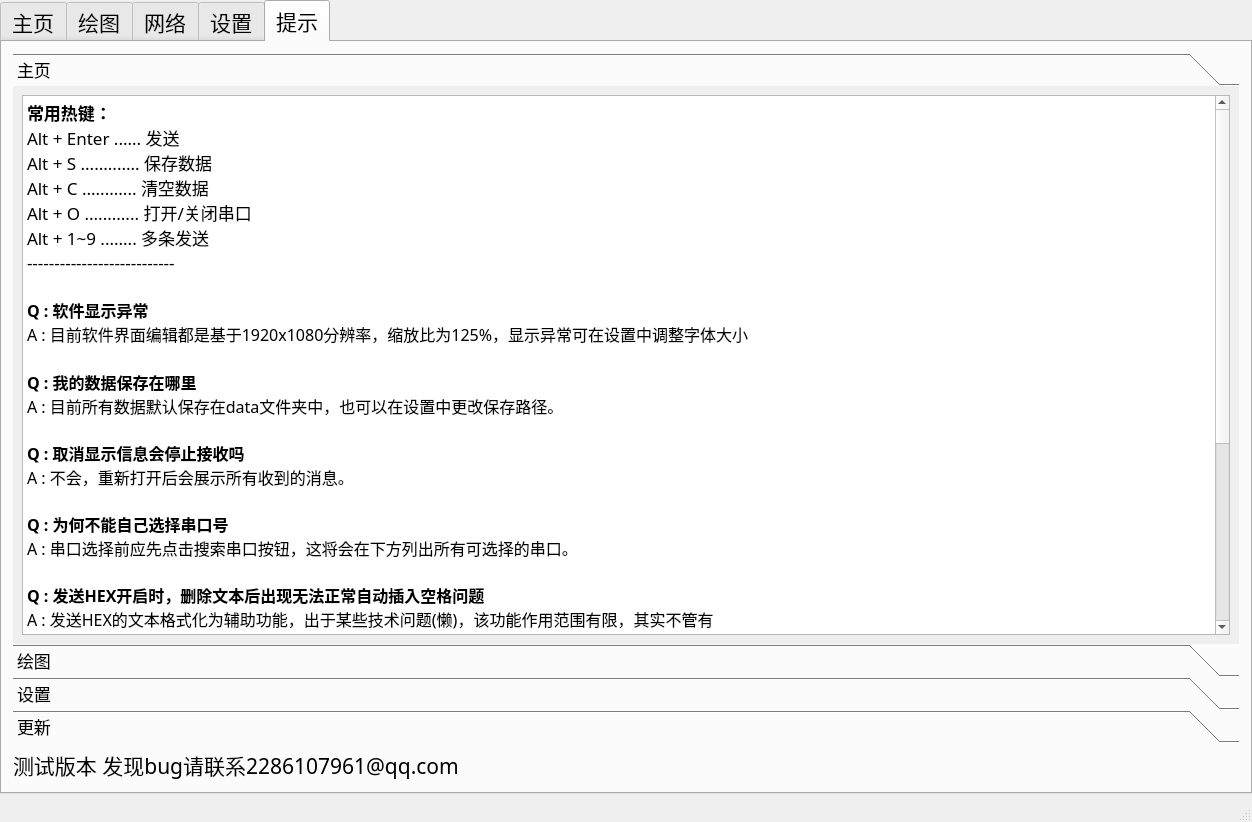
Qt form Serial_MainWindow.ui (Unarvest/Serial-Debug) before a commit.
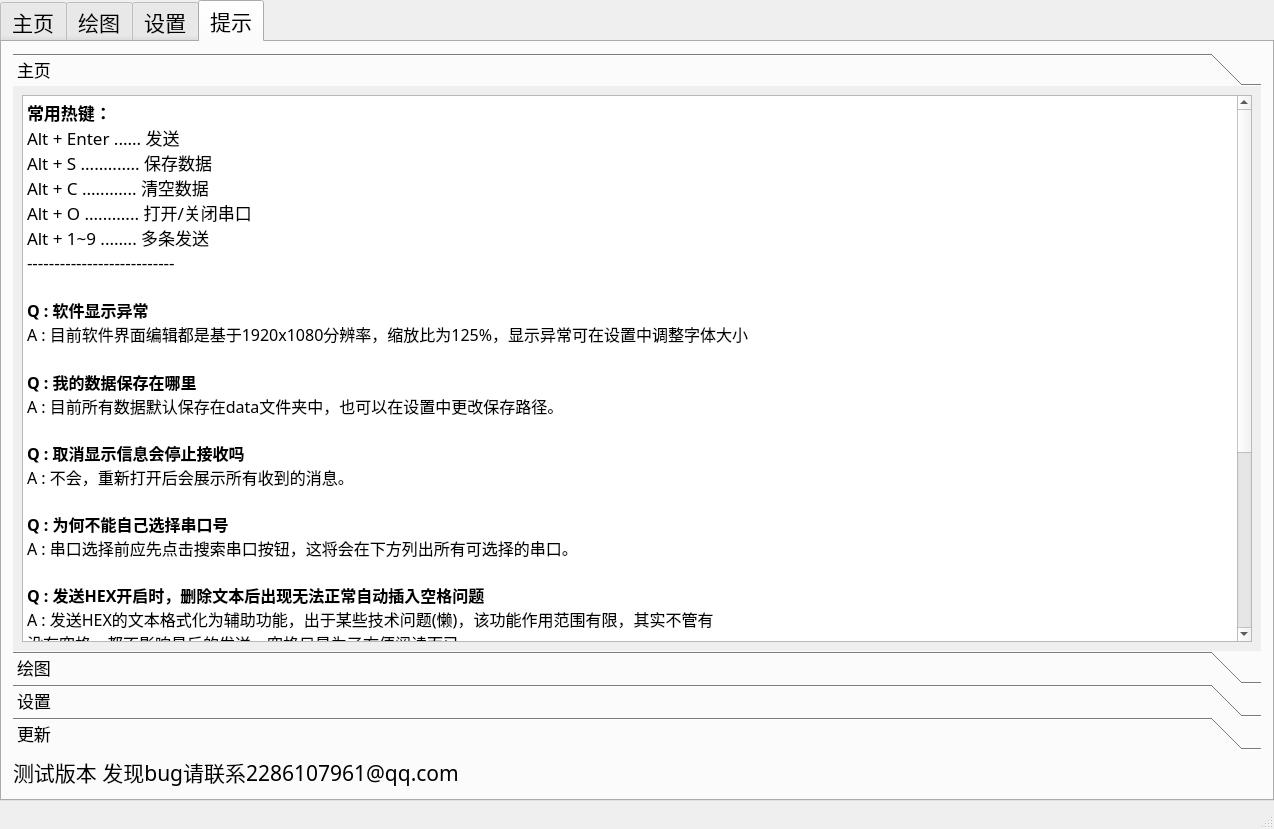
The same form after that commit. The open tabs and pages were chosen to show the change. Icons and pictures are not drawn.

The edit to the form file:
```diff
--- a/Serial_MainWindow.ui
+++ b/Serial_MainWindow.ui
@@ -7,8 +7,8 @@
    <rect>
     <x>0</x>
     <y>0</y>
-    <width>1252</width>
-    <height>822</height>
+    <width>1274</width>
+    <height>829</height>
    </rect>
   </property>
   <property name="sizePolicy">
@@ -3805,11 +3805,6 @@
         </item>
        </layout>
       </widget>
-      <widget class="QWidget" name="tab_2">
-       <attribute name="title">
-        <string>网络</string>
-       </attribute>
-      </widget>
       <widget class="QWidget" name="Setting">
        <attribute name="icon">
         <iconset>
@@ -4838,8 +4833,8 @@
             <rect>
              <x>0</x>
              <y>0</y>
-             <width>1224</width>
-             <height>572</height>
+             <width>109</width>
+             <height>109</height>
             </rect>
            </property>
            <attribute name="icon">
@@ -4872,40 +4867,40 @@
 &lt;html&gt;&lt;head&gt;&lt;meta name=&quot;qrichtext&quot; content=&quot;1&quot; /&gt;&lt;style type=&quot;text/css&quot;&gt;
 p, li { white-space: pre-wrap; }
 &lt;/style&gt;&lt;/head&gt;&lt;body style=&quot; font-family:'等线'; font-size:13pt; font-weight:400; font-style:normal;&quot;&gt;
-&lt;p style=&quot; margin-top:0px; margin-bottom:0px; margin-left:0px; margin-right:0px; -qt-block-indent:0; text-indent:0px;&quot;&gt;&lt;span style=&quot; font-family:'等线'; font-weight:600;&quot;&gt;常用热键：&lt;/span&gt;&lt;/p&gt;
-&lt;p style=&quot; margin-top:0px; margin-bottom:0px; margin-left:0px; margin-right:0px; -qt-block-indent:0; text-indent:0px;&quot;&gt;&lt;span style=&quot; font-family:'等线';&quot;&gt;Alt + Enter ...... 发送&lt;/span&gt;&lt;/p&gt;
-&lt;p style=&quot; margin-top:0px; margin-bottom:0px; margin-left:0px; margin-right:0px; -qt-block-indent:0; text-indent:0px;&quot;&gt;&lt;span style=&quot; font-family:'等线';&quot;&gt;Alt + S ............. 保存数据&lt;/span&gt;&lt;/p&gt;
-&lt;p style=&quot; margin-top:0px; margin-bottom:0px; margin-left:0px; margin-right:0px; -qt-block-indent:0; text-indent:0px;&quot;&gt;&lt;span style=&quot; font-family:'等线';&quot;&gt;Alt + C ............ 清空数据&lt;/span&gt;&lt;/p&gt;
-&lt;p style=&quot; margin-top:0px; margin-bottom:0px; margin-left:0px; margin-right:0px; -qt-block-indent:0; text-indent:0px;&quot;&gt;&lt;span style=&quot; font-family:'等线';&quot;&gt;Alt + O ............ 打开/关闭串口&lt;/span&gt;&lt;/p&gt;
-&lt;p style=&quot; margin-top:0px; margin-bottom:0px; margin-left:0px; margin-right:0px; -qt-block-indent:0; text-indent:0px;&quot;&gt;&lt;span style=&quot; font-family:'等线';&quot;&gt;Alt + 1~9 ........ 多条发送&lt;/span&gt;&lt;/p&gt;
-&lt;p style=&quot; margin-top:0px; margin-bottom:0px; margin-left:0px; margin-right:0px; -qt-block-indent:0; text-indent:0px;&quot;&gt;&lt;span style=&quot; font-family:'等线';&quot;&gt;---------------------------&lt;/span&gt;&lt;/p&gt;
-&lt;p style=&quot;-qt-paragraph-type:empty; margin-top:0px; margin-bottom:0px; margin-left:0px; margin-right:0px; -qt-block-indent:0; text-indent:0px; font-family:'等线';&quot;&gt;&lt;br /&gt;&lt;/p&gt;
-&lt;p style=&quot; margin-top:0px; margin-bottom:0px; margin-left:0px; margin-right:0px; -qt-block-indent:0; text-indent:0px;&quot;&gt;&lt;span style=&quot; font-family:'等线'; font-size:12pt; font-weight:600;&quot;&gt;Q : 软件显示异常&lt;/span&gt;&lt;/p&gt;
-&lt;p align=&quot;justify&quot; style=&quot; margin-top:0px; margin-bottom:0px; margin-left:0px; margin-right:0px; -qt-block-indent:0; text-indent:0px;&quot;&gt;&lt;span style=&quot; font-family:'等线'; font-size:12pt;&quot;&gt;A : 目前软件界面编辑都是基于1920x1080分辨率，缩放比为125%，显示异常可在设置中调整字体大小&lt;/span&gt;&lt;/p&gt;
-&lt;p style=&quot;-qt-paragraph-type:empty; margin-top:0px; margin-bottom:0px; margin-left:0px; margin-right:0px; -qt-block-indent:0; text-indent:0px; font-family:'等线';&quot;&gt;&lt;br /&gt;&lt;/p&gt;
-&lt;p align=&quot;justify&quot; style=&quot; margin-top:0px; margin-bottom:0px; margin-left:0px; margin-right:0px; -qt-block-indent:0; text-indent:0px;&quot;&gt;&lt;span style=&quot; font-family:'等线'; font-size:12pt; font-weight:600;&quot;&gt;Q : 我的数据保存在哪里&lt;/span&gt;&lt;/p&gt;
-&lt;p align=&quot;justify&quot; style=&quot; margin-top:0px; margin-bottom:0px; margin-left:0px; margin-right:0px; -qt-block-indent:0; text-indent:0px;&quot;&gt;&lt;span style=&quot; font-family:'等线'; font-size:12pt;&quot;&gt;A : 目前所有数据默认保存在data文件夹中，也可以在设置中更改保存路径。&lt;/span&gt;&lt;/p&gt;
-&lt;p align=&quot;justify&quot; style=&quot;-qt-paragraph-type:empty; margin-top:0px; margin-bottom:0px; margin-left:0px; margin-right:0px; -qt-block-indent:0; text-indent:0px; font-family:'等线'; font-size:12pt;&quot;&gt;&lt;br /&gt;&lt;/p&gt;
-&lt;p align=&quot;justify&quot; style=&quot; margin-top:0px; margin-bottom:0px; margin-left:0px; margin-right:0px; -qt-block-indent:0; text-indent:0px;&quot;&gt;&lt;span style=&quot; font-family:'等线'; font-size:12pt; font-weight:600;&quot;&gt;Q : 取消显示信息会停止接收吗&lt;/span&gt;&lt;/p&gt;
-&lt;p align=&quot;justify&quot; style=&quot; margin-top:0px; margin-bottom:0px; margin-left:0px; margin-right:0px; -qt-block-indent:0; text-indent:0px;&quot;&gt;&lt;span style=&quot; font-family:'等线'; font-size:12pt;&quot;&gt;A : 不会，重新打开后会展示所有收到的消息。&lt;/span&gt;&lt;/p&gt;
-&lt;p align=&quot;justify&quot; style=&quot;-qt-paragraph-type:empty; margin-top:0px; margin-bottom:0px; margin-left:0px; margin-right:0px; -qt-block-indent:0; text-indent:0px; font-family:'等线'; font-size:12pt;&quot;&gt;&lt;br /&gt;&lt;/p&gt;
-&lt;p align=&quot;justify&quot; style=&quot; margin-top:0px; margin-bottom:0px; margin-left:0px; margin-right:0px; -qt-block-indent:0; text-indent:0px;&quot;&gt;&lt;span style=&quot; font-family:'等线'; font-size:12pt; font-weight:600;&quot;&gt;Q : 为何不能自己选择串口号&lt;/span&gt;&lt;/p&gt;
-&lt;p align=&quot;justify&quot; style=&quot; margin-top:0px; margin-bottom:0px; margin-left:0px; margin-right:0px; -qt-block-indent:0; text-indent:0px;&quot;&gt;&lt;span style=&quot; font-family:'等线'; font-size:12pt;&quot;&gt;A : 串口选择前应先点击搜索串口按钮，这将会在下方列出所有可选择的串口。&lt;/span&gt;&lt;/p&gt;
-&lt;p align=&quot;justify&quot; style=&quot;-qt-paragraph-type:empty; margin-top:0px; margin-bottom:0px; margin-left:0px; margin-right:0px; -qt-block-indent:0; text-indent:0px; font-family:'等线'; font-size:12pt;&quot;&gt;&lt;br /&gt;&lt;/p&gt;
-&lt;p align=&quot;justify&quot; style=&quot; margin-top:0px; margin-bottom:0px; margin-left:0px; margin-right:0px; -qt-block-indent:0; text-indent:0px;&quot;&gt;&lt;span style=&quot; font-family:'等线'; font-size:12pt; font-weight:600;&quot;&gt;Q : 发送HEX开启时，删除文本后出现无法正常自动插入空格问题&lt;/span&gt;&lt;/p&gt;
-&lt;p align=&quot;justify&quot; style=&quot; margin-top:0px; margin-bottom:0px; margin-left:0px; margin-right:0px; -qt-block-indent:0; text-indent:0px;&quot;&gt;&lt;span style=&quot; font-family:'等线'; font-size:12pt;&quot;&gt;A : 发送HEX的文本格式化为辅助功能，出于某些技术问题(懒)，该功能作用范围有限，其实不管有&lt;/span&gt;&lt;/p&gt;
-&lt;p align=&quot;justify&quot; style=&quot; margin-top:0px; margin-bottom:0px; margin-left:0px; margin-right:0px; -qt-block-indent:0; text-indent:0px;&quot;&gt;&lt;span style=&quot; font-family:'等线'; font-size:12pt;&quot;&gt;没有空格，都不影响最后的发送，空格只是为了方便阅读而已。&lt;/span&gt;&lt;/p&gt;
-&lt;p align=&quot;justify&quot; style=&quot;-qt-paragraph-type:empty; margin-top:0px; margin-bottom:0px; margin-left:0px; margin-right:0px; -qt-block-indent:0; text-indent:0px; font-family:'等线'; font-size:12pt;&quot;&gt;&lt;br /&gt;&lt;/p&gt;
-&lt;p align=&quot;justify&quot; style=&quot; margin-top:0px; margin-bottom:0px; margin-left:0px; margin-right:0px; -qt-block-indent:0; text-indent:0px;&quot;&gt;&lt;span style=&quot; font-family:'等线'; font-size:12pt; font-weight:600;&quot;&gt;Q : 发送HEX时，如果发送的是单个字符会报错吗&lt;/span&gt;&lt;/p&gt;
-&lt;p align=&quot;justify&quot; style=&quot; margin-top:0px; margin-bottom:0px; margin-left:0px; margin-right:0px; -qt-block-indent:0; text-indent:0px;&quot;&gt;&lt;span style=&quot; font-family:'等线'; font-size:12pt;&quot;&gt;A : 单个字符会自动补零，如发送F -&amp;gt; 0xF0。&lt;/span&gt;&lt;/p&gt;
-&lt;p align=&quot;justify&quot; style=&quot;-qt-paragraph-type:empty; margin-top:0px; margin-bottom:0px; margin-left:0px; margin-right:0px; -qt-block-indent:0; text-indent:0px; font-family:'等线'; font-size:12pt;&quot;&gt;&lt;br /&gt;&lt;/p&gt;
-&lt;p align=&quot;justify&quot; style=&quot; margin-top:0px; margin-bottom:0px; margin-left:0px; margin-right:0px; -qt-block-indent:0; text-indent:0px;&quot;&gt;&lt;span style=&quot; font-family:'等线'; font-size:12pt; font-weight:600;&quot;&gt;Q : 自动连接应该填什么&lt;/span&gt;&lt;/p&gt;
-&lt;p align=&quot;justify&quot; style=&quot; margin-top:0px; margin-bottom:0px; margin-left:0px; margin-right:0px; -qt-block-indent:0; text-indent:0px;&quot;&gt;&lt;span style=&quot; font-family:'等线'; font-size:12pt;&quot;&gt;A : 填需要开启时自动连接的设备的关键词, 如CH340可以写CH，或者340，但不可填写CHX。&lt;/span&gt;&lt;/p&gt;
-&lt;p align=&quot;justify&quot; style=&quot;-qt-paragraph-type:empty; margin-top:0px; margin-bottom:0px; margin-left:0px; margin-right:0px; -qt-block-indent:0; text-indent:0px; font-family:'等线'; font-size:12pt;&quot;&gt;&lt;br /&gt;&lt;/p&gt;
-&lt;p align=&quot;justify&quot; style=&quot; margin-top:0px; margin-bottom:0px; margin-left:0px; margin-right:0px; -qt-block-indent:0; text-indent:0px;&quot;&gt;&lt;span style=&quot; font-family:'等线'; font-size:12pt; font-weight:600;&quot;&gt;Q : 快速连接和自动连接同时勾选时，会发生什么&lt;/span&gt;&lt;/p&gt;
-&lt;p align=&quot;justify&quot; style=&quot; margin-top:0px; margin-bottom:0px; margin-left:0px; margin-right:0px; -qt-block-indent:0; text-indent:0px;&quot;&gt;&lt;span style=&quot; font-family:'等线'; font-size:12pt;&quot;&gt;A : 开启软件后会优先连接所选串口，失败后才会尝试去自动连接。&lt;/span&gt;&lt;/p&gt;
-&lt;p align=&quot;justify&quot; style=&quot;-qt-paragraph-type:empty; margin-top:0px; margin-bottom:0px; margin-left:0px; margin-right:0px; -qt-block-indent:0; text-indent:0px; font-family:'等线'; font-size:12pt;&quot;&gt;&lt;br /&gt;&lt;/p&gt;
-&lt;p align=&quot;justify&quot; style=&quot;-qt-paragraph-type:empty; margin-top:0px; margin-bottom:0px; margin-left:0px; margin-right:0px; -qt-block-indent:0; text-indent:0px; font-family:'等线'; font-size:12pt;&quot;&gt;&lt;br /&gt;&lt;/p&gt;&lt;/body&gt;&lt;/html&gt;</string>
+&lt;p style=&quot; margin-top:0px; margin-bottom:0px; margin-left:0px; margin-right:0px; -qt-block-indent:0; text-indent:0px;&quot;&gt;&lt;span style=&quot; font-weight:600;&quot;&gt;常用热键：&lt;/span&gt;&lt;/p&gt;
+&lt;p style=&quot; margin-top:0px; margin-bottom:0px; margin-left:0px; margin-right:0px; -qt-block-indent:0; text-indent:0px;&quot;&gt;Alt + Enter ...... 发送&lt;/p&gt;
+&lt;p style=&quot; margin-top:0px; margin-bottom:0px; margin-left:0px; margin-right:0px; -qt-block-indent:0; text-indent:0px;&quot;&gt;Alt + S ............. 保存数据&lt;/p&gt;
+&lt;p style=&quot; margin-top:0px; margin-bottom:0px; margin-left:0px; margin-right:0px; -qt-block-indent:0; text-indent:0px;&quot;&gt;Alt + C ............ 清空数据&lt;/p&gt;
+&lt;p style=&quot; margin-top:0px; margin-bottom:0px; margin-left:0px; margin-right:0px; -qt-block-indent:0; text-indent:0px;&quot;&gt;Alt + O ............ 打开/关闭串口&lt;/p&gt;
+&lt;p style=&quot; margin-top:0px; margin-bottom:0px; margin-left:0px; margin-right:0px; -qt-block-indent:0; text-indent:0px;&quot;&gt;Alt + 1~9 ........ 多条发送&lt;/p&gt;
+&lt;p style=&quot; margin-top:0px; margin-bottom:0px; margin-left:0px; margin-right:0px; -qt-block-indent:0; text-indent:0px;&quot;&gt;---------------------------&lt;/p&gt;
+&lt;p style=&quot;-qt-paragraph-type:empty; margin-top:0px; margin-bottom:0px; margin-left:0px; margin-right:0px; -qt-block-indent:0; text-indent:0px;&quot;&gt;&lt;br /&gt;&lt;/p&gt;
+&lt;p style=&quot; margin-top:0px; margin-bottom:0px; margin-left:0px; margin-right:0px; -qt-block-indent:0; text-indent:0px;&quot;&gt;&lt;span style=&quot; font-size:12pt; font-weight:600;&quot;&gt;Q : 软件显示异常&lt;/span&gt;&lt;/p&gt;
+&lt;p align=&quot;justify&quot; style=&quot; margin-top:0px; margin-bottom:0px; margin-left:0px; margin-right:0px; -qt-block-indent:0; text-indent:0px;&quot;&gt;&lt;span style=&quot; font-size:12pt;&quot;&gt;A : 目前软件界面编辑都是基于1920x1080分辨率，缩放比为125%，显示异常可在设置中调整字体大小&lt;/span&gt;&lt;/p&gt;
+&lt;p style=&quot;-qt-paragraph-type:empty; margin-top:0px; margin-bottom:0px; margin-left:0px; margin-right:0px; -qt-block-indent:0; text-indent:0px;&quot;&gt;&lt;br /&gt;&lt;/p&gt;
+&lt;p align=&quot;justify&quot; style=&quot; margin-top:0px; margin-bottom:0px; margin-left:0px; margin-right:0px; -qt-block-indent:0; text-indent:0px;&quot;&gt;&lt;span style=&quot; font-size:12pt; font-weight:600;&quot;&gt;Q : 我的数据保存在哪里&lt;/span&gt;&lt;/p&gt;
+&lt;p align=&quot;justify&quot; style=&quot; margin-top:0px; margin-bottom:0px; margin-left:0px; margin-right:0px; -qt-block-indent:0; text-indent:0px;&quot;&gt;&lt;span style=&quot; font-size:12pt;&quot;&gt;A : 目前所有数据默认保存在data文件夹中，也可以在设置中更改保存路径。&lt;/span&gt;&lt;/p&gt;
+&lt;p align=&quot;justify&quot; style=&quot;-qt-paragraph-type:empty; margin-top:0px; margin-bottom:0px; margin-left:0px; margin-right:0px; -qt-block-indent:0; text-indent:0px; font-size:12pt;&quot;&gt;&lt;br /&gt;&lt;/p&gt;
+&lt;p align=&quot;justify&quot; style=&quot; margin-top:0px; margin-bottom:0px; margin-left:0px; margin-right:0px; -qt-block-indent:0; text-indent:0px;&quot;&gt;&lt;span style=&quot; font-size:12pt; font-weight:600;&quot;&gt;Q : 取消显示信息会停止接收吗&lt;/span&gt;&lt;/p&gt;
+&lt;p align=&quot;justify&quot; style=&quot; margin-top:0px; margin-bottom:0px; margin-left:0px; margin-right:0px; -qt-block-indent:0; text-indent:0px;&quot;&gt;&lt;span style=&quot; font-size:12pt;&quot;&gt;A : 不会，重新打开后会展示所有收到的消息。&lt;/span&gt;&lt;/p&gt;
+&lt;p align=&quot;justify&quot; style=&quot;-qt-paragraph-type:empty; margin-top:0px; margin-bottom:0px; margin-left:0px; margin-right:0px; -qt-block-indent:0; text-indent:0px; font-size:12pt;&quot;&gt;&lt;br /&gt;&lt;/p&gt;
+&lt;p align=&quot;justify&quot; style=&quot; margin-top:0px; margin-bottom:0px; margin-left:0px; margin-right:0px; -qt-block-indent:0; text-indent:0px;&quot;&gt;&lt;span style=&quot; font-size:12pt; font-weight:600;&quot;&gt;Q : 为何不能自己选择串口号&lt;/span&gt;&lt;/p&gt;
+&lt;p align=&quot;justify&quot; style=&quot; margin-top:0px; margin-bottom:0px; margin-left:0px; margin-right:0px; -qt-block-indent:0; text-indent:0px;&quot;&gt;&lt;span style=&quot; font-size:12pt;&quot;&gt;A : 串口选择前应先点击搜索串口按钮，这将会在下方列出所有可选择的串口。&lt;/span&gt;&lt;/p&gt;
+&lt;p align=&quot;justify&quot; style=&quot;-qt-paragraph-type:empty; margin-top:0px; margin-bottom:0px; margin-left:0px; margin-right:0px; -qt-block-indent:0; text-indent:0px; font-size:12pt;&quot;&gt;&lt;br /&gt;&lt;/p&gt;
+&lt;p align=&quot;justify&quot; style=&quot; margin-top:0px; margin-bottom:0px; margin-left:0px; margin-right:0px; -qt-block-indent:0; text-indent:0px;&quot;&gt;&lt;span style=&quot; font-size:12pt; font-weight:600;&quot;&gt;Q : 发送HEX开启时，删除文本后出现无法正常自动插入空格问题&lt;/span&gt;&lt;/p&gt;
+&lt;p align=&quot;justify&quot; style=&quot; margin-top:0px; margin-bottom:0px; margin-left:0px; margin-right:0px; -qt-block-indent:0; text-indent:0px;&quot;&gt;&lt;span style=&quot; font-size:12pt;&quot;&gt;A : 发送HEX的文本格式化为辅助功能，出于某些技术问题(懒)，该功能作用范围有限，其实不管有&lt;/span&gt;&lt;/p&gt;
+&lt;p align=&quot;justify&quot; style=&quot; margin-top:0px; margin-bottom:0px; margin-left:0px; margin-right:0px; -qt-block-indent:0; text-indent:0px;&quot;&gt;&lt;span style=&quot; font-size:12pt;&quot;&gt;没有空格，都不影响最后的发送，空格只是为了方便阅读而已。&lt;/span&gt;&lt;/p&gt;
+&lt;p align=&quot;justify&quot; style=&quot;-qt-paragraph-type:empty; margin-top:0px; margin-bottom:0px; margin-left:0px; margin-right:0px; -qt-block-indent:0; text-indent:0px; font-size:12pt;&quot;&gt;&lt;br /&gt;&lt;/p&gt;
+&lt;p align=&quot;justify&quot; style=&quot; margin-top:0px; margin-bottom:0px; margin-left:0px; margin-right:0px; -qt-block-indent:0; text-indent:0px;&quot;&gt;&lt;span style=&quot; font-size:12pt; font-weight:600;&quot;&gt;Q : 发送HEX时，如果发送的是单个字符会报错吗&lt;/span&gt;&lt;/p&gt;
+&lt;p align=&quot;justify&quot; style=&quot; margin-top:0px; margin-bottom:0px; margin-left:0px; margin-right:0px; -qt-block-indent:0; text-indent:0px;&quot;&gt;&lt;span style=&quot; font-size:12pt;&quot;&gt;A : 单个字符会自动补零，如发送F -&amp;gt; 0xF0。&lt;/span&gt;&lt;/p&gt;
+&lt;p align=&quot;justify&quot; style=&quot;-qt-paragraph-type:empty; margin-top:0px; margin-bottom:0px; margin-left:0px; margin-right:0px; -qt-block-indent:0; text-indent:0px; font-size:12pt;&quot;&gt;&lt;br /&gt;&lt;/p&gt;
+&lt;p align=&quot;justify&quot; style=&quot; margin-top:0px; margin-bottom:0px; margin-left:0px; margin-right:0px; -qt-block-indent:0; text-indent:0px;&quot;&gt;&lt;span style=&quot; font-size:12pt; font-weight:600;&quot;&gt;Q : 自动连接应该填什么&lt;/span&gt;&lt;/p&gt;
+&lt;p align=&quot;justify&quot; style=&quot; margin-top:0px; margin-bottom:0px; margin-left:0px; margin-right:0px; -qt-block-indent:0; text-indent:0px;&quot;&gt;&lt;span style=&quot; font-size:12pt;&quot;&gt;A : 填需要开启时自动连接的设备的关键词, 如CH340可以写CH，或者340，但不可填写CHX。&lt;/span&gt;&lt;/p&gt;
+&lt;p align=&quot;justify&quot; style=&quot;-qt-paragraph-type:empty; margin-top:0px; margin-bottom:0px; margin-left:0px; margin-right:0px; -qt-block-indent:0; text-indent:0px; font-size:12pt;&quot;&gt;&lt;br /&gt;&lt;/p&gt;
+&lt;p align=&quot;justify&quot; style=&quot; margin-top:0px; margin-bottom:0px; margin-left:0px; margin-right:0px; -qt-block-indent:0; text-indent:0px;&quot;&gt;&lt;span style=&quot; font-size:12pt; font-weight:600;&quot;&gt;Q : 快速连接和自动连接同时勾选时，会发生什么&lt;/span&gt;&lt;/p&gt;
+&lt;p align=&quot;justify&quot; style=&quot; margin-top:0px; margin-bottom:0px; margin-left:0px; margin-right:0px; -qt-block-indent:0; text-indent:0px;&quot;&gt;&lt;span style=&quot; font-size:12pt;&quot;&gt;A : 开启软件后会优先连接所选串口，失败后才会尝试去自动连接。&lt;/span&gt;&lt;/p&gt;
+&lt;p align=&quot;justify&quot; style=&quot;-qt-paragraph-type:empty; margin-top:0px; margin-bottom:0px; margin-left:0px; margin-right:0px; -qt-block-indent:0; text-indent:0px; font-size:12pt;&quot;&gt;&lt;br /&gt;&lt;/p&gt;
+&lt;p align=&quot;justify&quot; style=&quot;-qt-paragraph-type:empty; margin-top:0px; margin-bottom:0px; margin-left:0px; margin-right:0px; -qt-block-indent:0; text-indent:0px; font-size:12pt;&quot;&gt;&lt;br /&gt;&lt;/p&gt;&lt;/body&gt;&lt;/html&gt;</string>
               </property>
              </widget>
             </item>
```
Left out of the diff: 371 changed lines with no effect on the pictures. Lines whose indentation alone changed are shown as unchanged.
